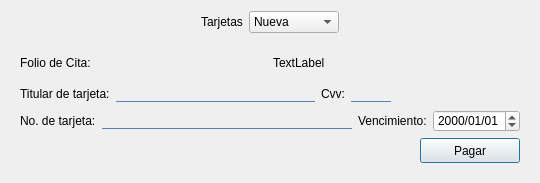
Old version of the form pagarcitaspaciente.ui in the repository Laloses/Hospital.
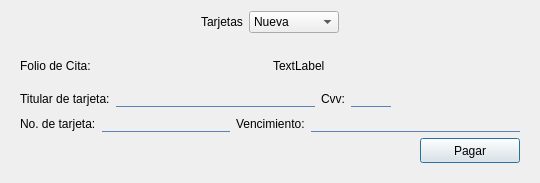
New version of the form.

Diff of the .ui file:
```diff
--- a/pagarcitaspaciente.ui
+++ b/pagarcitaspaciente.ui
@@ -193,11 +193,7 @@
            </widget>
           </item>
           <item>
-           <widget class="QDateEdit" name="lineEdit_vencim">
-            <property name="displayFormat">
-             <string>yyyy/MM/dd</string>
-            </property>
-           </widget>
+           <widget class="QLineEdit" name="lineEdit_vencim"/>
           </item>
          </layout>
         </item>
```
